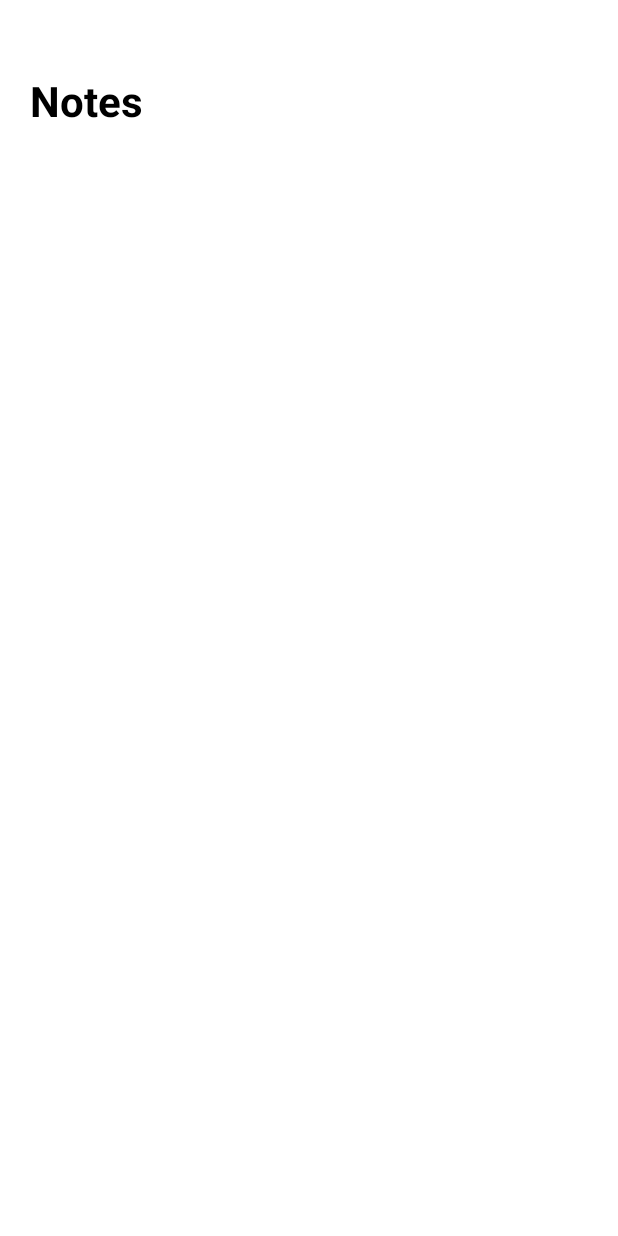
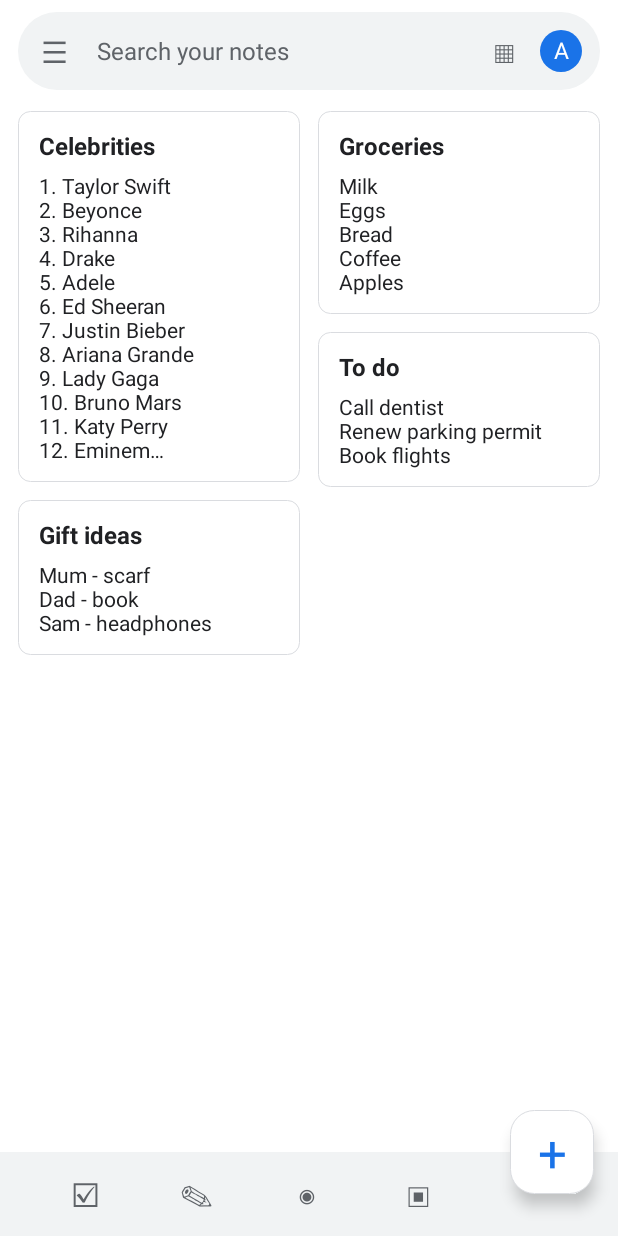
Before and after one commit to WolfyCodeK/free-digital-force-bag, an Android app: the screen it shows after launch (MainActivity), on a phone screen of 412 x 824 dp. Before the commit the screen is almost empty. Run offline under Robolectric (Android 15) with nearby library versions, the phone set to English and light mode, and no system bars.

Commit message:
Rework: capture swipes on the home screen via accessibility service, Keep-style notes UI
Co-Authored-By: Claude Sonnet 5.5 <noreply@anthropic.com>
Claude-Session: https://claude.ai/code/session_013yJXwbtT4UDupawNw5aMJ2

```diff
--- a/app/build.gradle
+++ b/app/build.gradle
@@ -8,7 +8,7 @@ android {
 
     defaultConfig {
         applicationId 'app.notes'
-        minSdk 26
+        minSdk 30
         targetSdk 34
         versionCode 1
         versionName '1.0'
--- /dev/null
+++ b/app/src/main/java/app/notes/Force.java
@@ -0,0 +1,26 @@
+package app.notes;
+
+import android.content.Context;
+import android.content.SharedPreferences;
+
+/** The number captured from the home-screen swipes, shared between the service and the activity. */
+final class Force {
+    private static final long MAX_AGE_MS = 30 * 60 * 1000L;
+
+    private Force() {}
+
+    private static SharedPreferences prefs(Context c) {
+        return c.getSharedPreferences("f", Context.MODE_PRIVATE);
+    }
+
+    static void save(Context c, int n) {
+        prefs(c).edit().putInt("n", n).putLong("t", System.currentTimeMillis()).apply();
+    }
+
+    /** The last captured number (1-100), or -1 if there is none or it is stale. */
+    static int current(Context c) {
+        SharedPreferences p = prefs(c);
+        if (System.currentTimeMillis() - p.getLong("t", 0) > MAX_AGE_MS) return -1;
+        return p.getInt("n", -1);
+    }
+}
--- a/app/src/main/java/app/notes/MainActivity.java
+++ b/app/src/main/java/app/notes/MainActivity.java
@@ -1,15 +1,16 @@
 package app.notes;
 
 import android.app.Activity;
-import android.content.Context;
 import android.graphics.Color;
+import android.graphics.Typeface;
+import android.graphics.drawable.GradientDrawable;
 import android.os.Bundle;
-import android.os.VibrationEffect;
-import android.os.Vibrator;
+import android.text.InputType;
+import android.text.TextUtils;
 import android.view.Gravity;
-import android.view.MotionEvent;
 import android.view.View;
 import android.view.ViewGroup;
+import android.widget.EditText;
 import android.widget.FrameLayout;
 import android.widget.LinearLayout;
 import android.widget.ScrollView;
@@ -19,49 +20,49 @@ import java.io.BufferedReader;
 import java.io.InputStreamReader;
 import java.util.ArrayList;
 import java.util.List;
+import java.util.Random;
 
 /**
- * Looks like a blank note. Two swipes enter a number 1-100 (see digitFor), then the
- * screen switches to a numbered list of 100 names with the forced name on that line.
+ * A Google Keep look-alike. The "Celebrities" note holds a numbered list of 100 names,
+ * with the forced name on the line given by the number ForceService captured.
  *
  * assets/celebrities.txt: line 1 is the forced name, lines 2-100 are the fillers.
  */
 public class MainActivity extends Activity {
 
-    private static final boolean HAPTIC = true;
-    private static final int SWIPE_MIN_DP = 40;
-    private static final long REVEAL_DELAY_MS = 350;
+    private static final int INK = 0xFF202124;
+    private static final int MUTED = 0xFF5F6368;
+    private static final int LINE = 0xFFDADCE0;
+    private static final int BAR = 0xFFF1F3F4;
+    private static final int MATCH = ViewGroup.LayoutParams.MATCH_PARENT;
+    private static final int WRAP = ViewGroup.LayoutParams.WRAP_CONTENT;
 
-    private static final int[][] KEYPAD = {
-            {1, 2, 3},
-            {4, 5, 6},
-            {7, 8, 9},
-            {0, 0, 0},
-    };
-
-    private final List<Integer> digits = new ArrayList<>();
     private String forced;
     private final List<String> fillers = new ArrayList<>();
-    private boolean showingList;
-    private float downX, downY;
+    private final int fallback = 1 + new Random().nextInt(100);
+    private boolean inEditor;
 
     @Override
     protected void onCreate(Bundle savedInstanceState) {
         super.onCreate(savedInstanceState);
+        getWindow().setStatusBarColor(Color.WHITE);
+        getWindow().setNavigationBarColor(Color.WHITE);
+        getWindow().getDecorView().setSystemUiVisibility(
+                View.SYSTEM_UI_FLAG_LIGHT_STATUS_BAR | View.SYSTEM_UI_FLAG_LIGHT_NAVIGATION_BAR);
         loadNames();
-        showBlank();
+        showGrid();
     }
 
     @Override
     protected void onStop() {
         super.onStop();
-        showBlank();
+        showGrid();
     }
 
     @Override
     public void onBackPressed() {
-        if (showingList) {
-            showBlank();
+        if (inEditor) {
+            showGrid();
         } else {
             super.onBackPressed();
         }
@@ -82,91 +83,180 @@ public class MainActivity extends Activity {
         }
     }
 
-    private TextView text(String s, int sp, boolean bold) {
-        TextView t = new TextView(this);
-        t.setText(s);
-        t.setTextSize(sp);
-        t.setTextColor(Color.BLACK);
-        if (bold) t.setTypeface(t.getTypeface(), android.graphics.Typeface.BOLD);
-        return t;
+    private String celebrityList() {
+        int n = Force.current(this);
+        if (n < 1 || n > 100) n = fallback;
+        StringBuilder sb = new StringBuilder();
+        int f = 0;
+        for (int i = 1; i <= 100; i++) {
+            sb.append(i).append(". ").append(i == n ? forced : fillers.get(f++));
+            if (i < 100) sb.append('\n');
+        }
+        return sb.toString();
     }
 
     private int dp(int v) {
         return (int) (v * getResources().getDisplayMetrics().density);
     }
 
-    private LinearLayout page(String title) {
-        LinearLayout col = new LinearLayout(this);
-        col.setOrientation(LinearLayout.VERTICAL);
-        col.setBackgroundColor(Color.WHITE);
-        col.setPadding(dp(20), dp(48), dp(20), dp(20));
-        col.addView(text(title, 28, true));
-        return col;
+    private TextView tv(String s, int sp, int color, boolean bold) {
+        TextView t = new TextView(this);
+        t.setText(s);
+        t.setTextSize(sp);
+        t.setTextColor(color);
+        if (bold) t.setTypeface(t.getTypeface(), Typeface.BOLD);
+        return t;
     }
 
-    private void showBlank() {
-        showingList = false;
-        digits.clear();
+    private GradientDrawable rounded(int fill, int radiusDp, int stroke) {
+        GradientDrawable g = new GradientDrawable();
+        g.setColor(fill);
+        g.setCornerRadius(dp(radiusDp));
+        if (stroke != 0) g.setStroke(dp(1), stroke);
+        return g;
+    }
+
+    private LinearLayout.LayoutParams weighted() {
+        return new LinearLayout.LayoutParams(0, WRAP, 1f);
+    }
+
+    private View card(String title, String body, View.OnClickListener click) {
+        LinearLayout c = new LinearLayout(this);
+        c.setOrientation(LinearLayout.VERTICAL);
+        c.setPadding(dp(14), dp(12), dp(14), dp(12));
+        c.setBackground(rounded(Color.WHITE, 8, LINE));
+        c.addView(tv(title, 16, INK, true));
+        TextView b = tv(body, 14, INK, false);
+        b.setMaxLines(12);
+        b.setEllipsize(TextUtils.TruncateAt.END);
+        b.setPadding(0, dp(6), 0, 0);
+        c.addView(b);
+        LinearLayout.LayoutParams lp = new LinearLayout.LayoutParams(MATCH, WRAP);
+        lp.setMargins(dp(6), dp(6), dp(6), dp(6));
+        c.setLayoutParams(lp);
+        if (click != null) c.setOnClickListener(click);
+        return c;
+    }
+
+    private void showGrid() {
+        inEditor = false;
         FrameLayout root = new FrameLayout(this);
         root.setBackgroundColor(Color.WHITE);
-        root.addView(page("Notes"), new FrameLayout.LayoutParams(
-                ViewGroup.LayoutParams.MATCH_PARENT, ViewGroup.LayoutParams.MATCH_PARENT));
-        root.setOnTouchListener((v, ev) -> {
-            onTouch(v, ev);
-            return true;
-        });
+
+        LinearLayout content = new LinearLayout(this);
+        content.setOrientation(LinearLayout.VERTICAL);
+
+        LinearLayout search = new LinearLayout(this);
+        search.setGravity(Gravity.CENTER_VERTICAL);
+        search.setPadding(dp(16), 0, dp(12), 0);
+        search.setBackground(rounded(BAR, 28, 0));
+        search.addView(tv("☰", 20, MUTED, false));
+        TextView hint = tv("Search your notes", 16, MUTED, false);
+        hint.setPadding(dp(20), 0, 0, 0);
+        search.addView(hint, weighted());
+        search.addView(tv("▦", 20, MUTED, false));
+        TextView avatar = tv("A", 15, Color.WHITE, false);
+        avatar.setGravity(Gravity.CENTER);
+        avatar.setBackground(rounded(0xFF1A73E8, 14, 0));
+        LinearLayout.LayoutParams av = new LinearLayout.LayoutParams(dp(28), dp(28));
+        av.setMargins(dp(16), 0, 0, 0);
+        search.addView(avatar, av);
+        LinearLayout.LayoutParams sp = new LinearLayout.LayoutParams(MATCH, dp(52));
+        sp.setMargins(dp(12), dp(8), dp(12), dp(8));
+        content.addView(search, sp);
+
+        LinearLayout left = new LinearLayout(this);
+        left.setOrientation(LinearLayout.VERTICAL);
+        LinearLayout right = new LinearLayout(this);
+        right.setOrientation(LinearLayout.VERTICAL);
+        left.addView(card("Celebrities", celebrityList(), v -> showEditor()));
+        left.addView(card("Gift ideas", "Mum - scarf\nDad - book\nSam - headphones", null));
+        right.addView(card("Groceries", "Milk\nEggs\nBread\nCoffee\nApples", null));
+        right.addView(card("To do", "Call dentist\nRenew parking permit\nBook flights", null));
+        LinearLayout cols = new LinearLayout(this);
+        cols.setPadding(dp(6), 0, dp(6), 0);
+        cols.addView(left, weighted());
+        cols.addView(right, weighted());
+        ScrollView sv = new ScrollView(this);
+        sv.addView(cols);
+        content.addView(sv, new LinearLayout.LayoutParams(MATCH, 0, 1f));
+
+        LinearLayout bar = new LinearLayout(this);
+        bar.setBackgroundColor(BAR);
+        bar.setGravity(Gravity.CENTER_VERTICAL);
+        bar.setPadding(dp(20), 0, dp(96), 0);
+        String[] icons = {"☑", "✎", "◉", "▣"};
+        for (String s : icons) {
+            TextView t = tv(s, 22, MUTED, false);
+            t.setGravity(Gravity.CENTER);
+            bar.addView(t, weighted());
+        }
+        content.addView(bar, new LinearLayout.LayoutParams(MATCH, dp(56)));
+        root.addView(content, new FrameLayout.LayoutParams(MATCH, MATCH));
+
+        TextView fab = tv("+", 34, 0xFF1A73E8, false);
+        fab.setGravity(Gravity.CENTER);
+        fab.setBackground(rounded(Color.WHITE, 16, LINE));
+        fab.setElevation(dp(6));
+        FrameLayout.LayoutParams fp = new FrameLayout.LayoutParams(dp(56), dp(56),
+                Gravity.BOTTOM | Gravity.END);
+        fp.setMargins(0, 0, dp(16), dp(28));
+        root.addView(fab, fp);
+
         setContentView(root);
     }
 
-    private void onTouch(View v, MotionEvent ev) {
-        if (ev.getActionMasked() == MotionEvent.ACTION_DOWN) {
-            downX = ev.getX();
-            downY = ev.getY();
-        } else if (ev.getActionMasked() == MotionEvent.ACTION_UP && digits.size() < 2) {
-            float dx = ev.getX() - downX, dy = ev.getY() - downY;
-            if (Math.hypot(dx, dy) < dp(SWIPE_MIN_DP)) return;
-            digits.add(digitFor(downX, downY, v.getWidth(), v.getHeight()));
-            buzz();
-            if (digits.size() == 2) {
-                v.postDelayed(this::showList, REVEAL_DELAY_MS);
-            }
-        }
-    }
+    private void showEditor() {
+        inEditor = true;
+        LinearLayout root = new LinearLayout(this);
+        root.setOrientation(LinearLayout.VERTICAL);
+        root.setBackgroundColor(Color.WHITE);
 
-    /** Digit for the keypad cell (3 columns x 4 rows, bottom row = 0) containing the touch-down point. */
-    private static int digitFor(float x, float y, int w, int h) {
-        int col = Math.max(0, Math.min(2, (int) (x / w * 3)));
-        int row = Math.max(0, Math.min(3, (int) (y / h * 4)));
-        return KEYPAD[row][col];
-    }
+        LinearLayout top = new LinearLayout(this);
+        top.setGravity(Gravity.CENTER_VERTICAL);
+        top.setPadding(dp(16), 0, dp(16), 0);
+        TextView back = tv("←", 24, MUTED, false);
+        back.setOnClickListener(v -> showGrid());
+        top.addView(back);
+        top.addView(new View(this), weighted());
+        top.addView(tv("⋮", 24, MUTED, false));
+        root.addView(top, new LinearLayout.LayoutParams(MATCH, dp(56)));
 
-    private void buzz() {
-        if (!HAPTIC) return;
-        Vibrator vib = (Vibrator) getSystemService(Context.VIBRATOR_SERVICE);
-        if (vib != null) vib.vibrate(VibrationEffect.createOneShot(30, VibrationEffect.DEFAULT_AMPLITUDE));
-    }
+        EditText title = new EditText(this);
+        title.setText("Celebrities");
+        title.setHint("Title");
+        title.setTextSize(22);
+        title.setTextColor(INK);
+        title.setSingleLine(true);
+        title.setBackground(null);
+        title.setPadding(dp(20), dp(4), dp(20), dp(4));
+        root.addView(title, new LinearLayout.LayoutParams(MATCH, WRAP));
 
-    private void showList() {
-        if (digits.size() < 2) return;
-        int n = digits.get(0) * 10 + digits.get(1);
-        if (n == 0) n = 100;
+        EditText body = new EditText(this);
+        body.setText(celebrityList());
+        body.setTextSize(16);
+        body.setTextColor(INK);
+        body.setInputType(InputType.TYPE_CLASS_TEXT | InputType.TYPE_TEXT_FLAG_MULTI_LINE
+                | InputType.TYPE_TEXT_FLAG_CAP_SENTENCES);
+        body.setGravity(Gravity.TOP);
+        body.setBackground(null);
+        body.setLineSpacing(dp(4), 1f);
+        body.setPadding(dp(20), dp(8), dp(20), dp(24));
+        ScrollView sv = new ScrollView(this);
+        sv.setFillViewport(true);
+        sv.addView(body, new FrameLayout.LayoutParams(MATCH, WRAP));
+        root.addView(sv, new LinearLayout.LayoutParams(MATCH, 0, 1f));
 
-        StringBuilder sb = new StringBuilder();
-        int f = 0;
-        for (int i = 1; i <= 100; i++) {
-            String name = (i == n) ? forced : fillers.get(f++);
-            sb.append(i).append(". ").append(name);
-            if (i < 100) sb.append('\n');
-        }
+        LinearLayout bottom = new LinearLayout(this);
+        bottom.setGravity(Gravity.CENTER_VERTICAL);
+        bottom.setPadding(dp(20), 0, dp(20), 0);
+        bottom.addView(tv("⊕", 24, MUTED, false));
+        TextView edited = tv("Edited just now", 12, MUTED, false);
+        edited.setGravity(Gravity.CENTER);
+        bottom.addView(edited, weighted());
+        bottom.addView(tv("⋮", 24, MUTED, false));
+        root.addView(bottom, new LinearLayout.LayoutParams(MATCH, dp(48)));
 
-        LinearLayout col = page("Celebrities");
-        TextView body = text(sb.toString(), 18, false);
-        body.setLineSpacing(dp(6), 1f);
-        body.setPadding(0, dp(16), 0, 0);
-        ScrollView scroll = new ScrollView(this);
-        scroll.addView(body);
-        col.addView(scroll);
-        showingList = true;
-        setContentView(col);
+        setContentView(root);
     }
 }
--- a/app/src/main/res/values/colors.xml
+++ b/app/src/main/res/values/colors.xml
@@ -1,4 +1,4 @@
 <?xml version="1.0" encoding="utf-8"?>
 <resources>
-    <color name="icon_bg">#FFC83D</color>
+    <color name="icon_bg">#FBBC04</color>
 </resources>
--- /dev/null
+++ b/app/src/main/res/values/strings.xml
@@ -0,0 +1,4 @@
+<?xml version="1.0" encoding="utf-8"?>
+<resources>
+    <string name="service_description">Keeps notes in sync.</string>
+</resources>
```
Also changed, not shown: app/src/main/AndroidManifest.xml (+23 -2 lines), app/src/main/java/app/notes/ForceService.java (added, +118 -0 lines), app/src/main/res/drawable/ic_foreground.xml (+3 -4 lines), app/src/main/res/xml/force_service.xml (added, +8 -0 lines), 1 other file.
